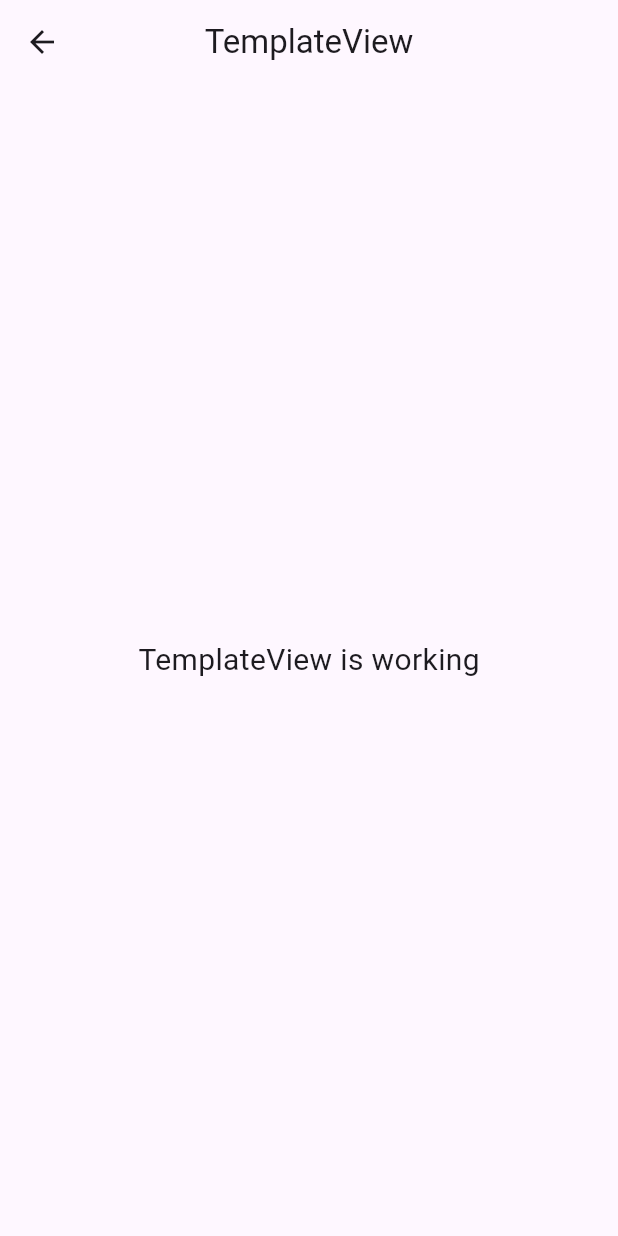
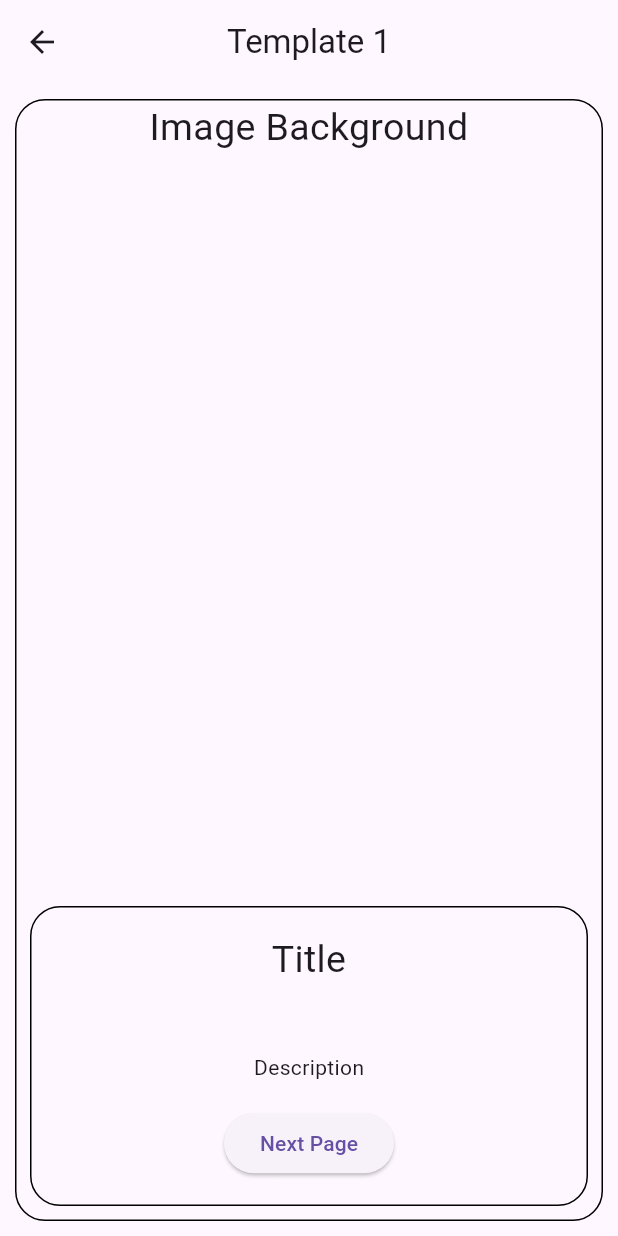
Before and after one commit to jobanull/Dart_Flutter_Res_Daily, a Flutter app: the TemplateView screen opened by its route, on a phone screen of 412 x 824 dp. Run offline on Flutter 3.47's test engine with Material 3 defaults, Android fonts, the phone set to English and light mode, and no system bars; our stand-ins replace get.

Commit message:
Template 1 Mockup Main Page

```diff
--- a/lib/app/modules/home/views/home_view.dart
+++ b/lib/app/modules/home/views/home_view.dart
@@ -1,6 +1,7 @@
 import 'package:flutter/material.dart';
 
 import 'package:get/get.dart';
+import 'package:testing/app/modules/template/views/template_view.dart';
 
 import '../controllers/home_controller.dart';
 
@@ -9,14 +10,27 @@ class HomeView extends GetView<HomeController> {
   Widget build(BuildContext context) {
     return Scaffold(
       appBar: AppBar(
-        title: Text('HomeView'),
+        title: const Text('Dialy Application'),
         centerTitle: true,
       ),
-      body: Center(
-        child: Text(
-          'HomeView is working',
-          style: TextStyle(fontSize: 20),
-        ),
+      body: Column(
+        children: [
+          const Center(
+            child: Text(
+              'My Internal Template',
+              style: TextStyle(fontSize: 20),
+              textAlign: TextAlign.center,
+            ),
+          ),
+          ElevatedButton(
+            onPressed: () {
+              Get.to(TemplateView());
+            },
+            child: const Text(
+              "Template 1",
+            ),
+          ),
+        ],
       ),
     );
   }
--- a/lib/app/modules/template/views/template_view.dart
+++ b/lib/app/modules/template/views/template_view.dart
@@ -9,15 +9,63 @@ class TemplateView extends GetView<TemplateController> {
   Widget build(BuildContext context) {
     return Scaffold(
       appBar: AppBar(
-        title: Text('TemplateView'),
+        title: Text("Template 1"),
         centerTitle: true,
       ),
-      body: Center(
-        child: Text(
-          'TemplateView is working',
-          style: TextStyle(fontSize: 20),
+      body: Padding(
+        padding: EdgeInsets.all(10),
+        child: Stack(
+          children: [
+            Container(
+              decoration: myBorder,
+              height: double.maxFinite,
+              width: double.maxFinite,
+              child: const Text(
+                "Image Background",
+                style: TextStyle(fontSize: 25),
+                textAlign: TextAlign.center,
+              ),
+            ),
+            Padding(
+              padding: EdgeInsets.all(10),
+              child: Column(
+                mainAxisAlignment: MainAxisAlignment.end,
+                children: [
+                  Container(
+                    decoration: myBorder,
+                    width: double.maxFinite - 200,
+                    height: 200,
+                    child: Column(
+                      mainAxisAlignment: MainAxisAlignment.spaceEvenly,
+                      children: [
+                        Text(
+                          "Title",
+                          style: TextStyle(fontSize: 25),
+                          textAlign: TextAlign.center,
+                        ),
+                        SizedBox(
+                          height: 10,
+                        ),
+                        Text("Description"),
+                        ElevatedButton(
+                            onPressed: () {}, child: Text("Next Page")),
+                      ],
+                    ),
+                  ),
+                ],
+              ),
+            )
+          ],
         ),
       ),
     );
   }
+
+  BoxDecoration myBorder = BoxDecoration(
+    borderRadius: BorderRadius.all(Radius.circular(20)),
+    border: Border.all(
+      color: Colors.black,
+      width: 1.0,
+    ),
+  );
 }
--- a/lib/main.dart
+++ b/lib/main.dart
@@ -7,7 +7,8 @@ import 'app/routes/app_pages.dart';
 void main() {
   runApp(
     GetMaterialApp(
-      title: "Application",
+      debugShowCheckedModeBanner: false,
+      title: "Dialy Application",
       initialRoute: AppPages.INITIAL,
       getPages: AppPages.routes,
     ),
```
